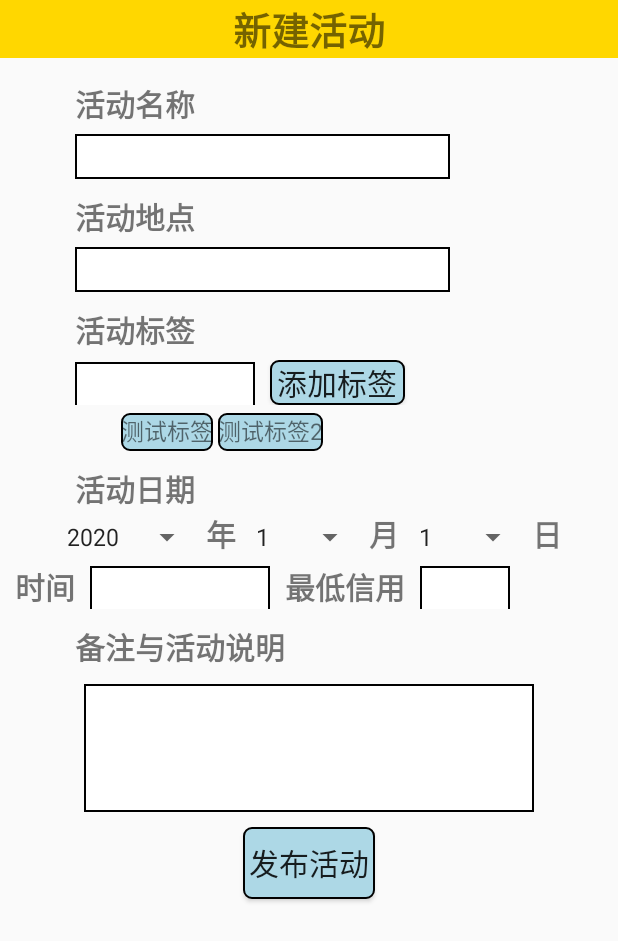
After one commit to xry224/AgileFinalWork, an Android app: the newEventActivity screen opened directly, with no data from a screen before it, on a phone screen of 412 x 824 dp. The commit adds this screen. Shown: the top 941 px of the screen. Run offline under Robolectric (Android 15) with nearby library versions, the phone set to English and light mode, and no system bars.

Commit message:
新建活动页面

```diff
--- a/src/main/AndroidManifest.xml
+++ b/src/main/AndroidManifest.xml
@@ -6,7 +6,8 @@
                  android:icon="@mipmap/ic_launcher"
                  android:roundIcon="@mipmap/ic_launcher_round"
                  android:supportsRtl="true"
-                 android:theme="@style/Theme.AppCompat.Light.NoActionBar" tools:ignore="GoogleAppIndexingWarning">
+                 android:theme="@style/AnimActivity"
+                 tools:ignore="GoogleAppIndexingWarning">
         <activity android:name="view.findNearby">
         </activity>
         <activity android:name="view.historyList">
@@ -25,5 +26,6 @@
             </intent-filter>
         </activity>
         <activity android:name="view.EventDetail"></activity>
+        <activity android:name="view.newEventActivity"></activity>
     </application>
 </manifest>
--- a/src/main/java/view/LoginActivity.java
+++ b/src/main/java/view/LoginActivity.java
@@ -50,15 +50,13 @@ public class LoginActivity extends Activity {
                 }
             }
         });
-        Button test = findViewById(R.id.newUser);
-        test.setOnClickListener(new View.OnClickListener() {
+        Button register = findViewById(R.id.newUser);
+        register.setOnClickListener(new View.OnClickListener() {
             @Override
             public void onClick(View v) {
-                Toast toast = Toast.makeText(LoginActivity.this, "请输入用户名和密码", Toast.LENGTH_SHORT);
+                Toast toast = Toast.makeText(LoginActivity.this, "注册新用户！", Toast.LENGTH_SHORT);
                 toast.setGravity(Gravity.CENTER, 0, 0);
                 toast.show();
-                Intent intent = new Intent(LoginActivity.this, MainActivity.class);
-                startActivity(intent);
             }
         });
     }
--- a/src/main/java/view/MainActivity.java
+++ b/src/main/java/view/MainActivity.java
@@ -65,8 +65,8 @@ public class MainActivity extends Activity {
                     }
                     case R.id.newEventButton:
                     {
-                        builder.setMessage("not yet");
-                        builder.create().show();
+                        intent = new Intent(MainActivity.this, newEventActivity.class);
+                        startActivity(intent);
                         break;
                     }
                     case R.id.findNearByButton:
--- a/src/main/java/view/findNearby.java
+++ b/src/main/java/view/findNearby.java
@@ -33,8 +33,8 @@ public class findNearby extends Activity {
                     }
                     case R.id.newEventButton:
                     {
-                        builder.setMessage("not yet");
-                        builder.create().show();
+                        intent = new Intent(findNearby.this, newEventActivity.class);
+                        startActivity(intent);
                         break;
                     }
                     case R.id.eventListButton:
--- a/src/main/java/view/historyList.java
+++ b/src/main/java/view/historyList.java
@@ -33,8 +33,8 @@ public class historyList extends Activity {
                     }
                     case R.id.newEventButton:
                     {
-                        builder.setMessage("not yet");
-                        builder.create().show();
+                        intent = new Intent(historyList.this, newEventActivity.class);
+                        startActivity(intent);
                         break;
                     }
                     case R.id.findNearByButton:
--- a/src/main/java/view/myAccount.java
+++ b/src/main/java/view/myAccount.java
@@ -74,9 +74,8 @@ public class myAccount extends Activity {
                     }
                     case R.id.newEventButton:
                     {
-                        System.out.println("new Event Pressed!");
-                        builder.setMessage("not yet");
-                        builder.create().show();
+                        intent = new Intent(myAccount.this, newEventActivity.class);
+                        startActivity(intent);
                         break;
                     }
                     case R.id.eventListButton:
--- a/src/main/java/view/newEvent.java
+++ /dev/null
@@ -1,15 +0,0 @@
-package view;
-
-import android.app.Activity;
-import android.os.Bundle;
-import androidx.appcompat.app.AppCompatActivity;
-import com.example.agile.R;
-
-public class newEvent extends Activity {
-    @Override
-    protected void onCreate(Bundle savedInstanceState) {
-        super.onCreate(savedInstanceState);
-        setContentView(R.layout.find_near);
-
-    }
-}
--- /dev/null
+++ b/src/main/java/view/newEventActivity.java
@@ -0,0 +1,33 @@
+package view;
+
+import android.app.Activity;
+import android.os.Bundle;
+import android.view.Gravity;
+import android.view.View;
+import android.widget.AdapterView;
+import android.widget.Spinner;
+import android.widget.Toast;
+import com.example.agile.R;
+
+public class newEventActivity extends Activity {
+    @Override
+    protected void onCreate(Bundle savedInstanceState) {
+        super.onCreate(savedInstanceState);
+        setContentView(R.layout.new_event);
+        initSpinner();
+    }
+    private void initSpinner() {
+        Spinner spinner = findViewById(R.id.year);
+        spinner.setOnItemSelectedListener(new AdapterView.OnItemSelectedListener() {
+            @Override
+            public void onItemSelected(AdapterView<?> parent, View view, int position, long id) {
+
+            }
+
+            @Override
+            public void onNothingSelected(AdapterView<?> parent) {
+
+            }
+        });
+    }
+}
--- /dev/null
+++ b/src/main/res/anim/anim_fade_in.xml
@@ -0,0 +1,6 @@
+<?xml version="1.0" encoding="utf-8"?>
+<set xmlns:android="http://schemas.android.com/apk/res/android">
+    <alpha android:interpolator="@android:anim/accelerate_decelerate_interpolator"
+           android:fromAlpha="0.0" android:toAlpha="1.0"
+           android:duration="300" />
+</set>
--- /dev/null
+++ b/src/main/res/anim/anim_fade_out.xml
@@ -0,0 +1,6 @@
+<?xml version="1.0" encoding="utf-8"?>
+<set xmlns:android="http://schemas.android.com/apk/res/android">
+    <translate android:interpolator="@android:anim/accelerate_decelerate_interpolator"
+               android:fromXDelta="0" android:toXDelta="0"
+               android:duration="300" />
+</set>
--- a/src/main/res/drawable/rectangle.xml
+++ b/src/main/res/drawable/rectangle.xml
@@ -6,7 +6,7 @@
     <!-- 边缘线条颜色 -->
     <stroke
             android:width="1dp"
-            android:color="@color/white" />
+            android:color="@color/black" />
     <!-- 圆角的幅度 -->
     <corners
             android:topLeftRadius="0dip"
--- /dev/null
+++ b/src/main/res/layout/new_event.xml
@@ -0,0 +1,173 @@
+<?xml version="1.0" encoding="utf-8"?>
+<LinearLayout xmlns:android="http://schemas.android.com/apk/res/android"
+              android:orientation="vertical"
+              android:layout_width="match_parent"
+              android:layout_height="match_parent">
+    <TextView android:layout_width="match_parent"
+              android:text="新建活动"
+              android:gravity="center"
+              android:background="@color/gold"
+              android:textSize="25sp"
+              android:textStyle="bold"
+              android:layout_height="wrap_content"/>
+    <TextView android:layout_width="wrap_content"
+              android:text="活动名称"
+              android:textSize="20sp"
+              android:textStyle="bold"
+              android:layout_marginStart="50dp"
+              android:layout_marginTop="15dp"
+              android:layout_height="wrap_content"/>
+    <EditText android:layout_width="250dp"
+              android:background="@drawable/rectangle"
+              android:id="@+id/newEventTile"
+              android:layout_marginStart="50dp"
+              android:layout_marginTop="5dp"
+              android:layout_height="30dp"/>
+
+    <TextView android:layout_width="wrap_content"
+              android:text="活动地点"
+              android:textSize="20sp"
+              android:textStyle="bold"
+              android:layout_marginStart="50dp"
+              android:layout_marginTop="10dp"
+              android:layout_height="wrap_content"/>
+    <EditText android:layout_width="250dp"
+              android:id="@+id/newEventLocation"
+              android:layout_marginStart="50dp"
+              android:layout_marginTop="5dp"
+              android:background="@drawable/rectangle"
+              android:layout_height="30dp"/>
+
+    <TextView android:layout_width="wrap_content"
+              android:text="活动标签"
+              android:textStyle="bold"
+              android:textSize="20sp"
+              android:layout_marginStart="50dp"
+              android:layout_marginTop="10dp"
+              android:layout_height="wrap_content"/>
+    <LinearLayout android:layout_width="match_parent"
+                  android:layout_marginTop="5dp"
+                  android:orientation="horizontal"
+                  android:layout_height="wrap_content">
+        <EditText android:layout_width="120dp"
+                  android:id="@+id/newEventLabel"
+                  android:background="@drawable/rectangle"
+                  android:layout_marginStart="50dp"
+                  android:layout_height="30dp"/>
+        <Button android:layout_width="90dp"
+                android:id="@+id/addLabel"
+                android:layout_marginStart="10dp"
+                android:textSize="20sp"
+                android:text="添加标签"
+                android:background="@drawable/shape"
+                android:layout_height="30dp"/>
+    </LinearLayout>
+    <entity.WarpLinearLayout android:layout_width="310dp"
+                             android:layout_marginTop="5dp"
+                             android:layout_gravity="center"
+                             android:id="@+id/labelList"
+                             android:layout_marginStart="30dp"
+                             android:layout_height="25dp">
+        <TextView android:layout_width="wrap_content"
+                  android:text="测试标签"
+                  android:textSize="15sp"
+                  android:background="@drawable/shape"
+                  android:layout_height="25dp"/>
+        <TextView android:layout_width="wrap_content"
+                  android:text="测试标签2"
+                  android:background="@drawable/shape"
+                  android:textSize="15sp"
+                  android:layout_height="25dp"/>
+    </entity.WarpLinearLayout>
+    <TextView android:layout_width="wrap_content"
+              android:text="活动日期"
+              android:textStyle="bold"
+              android:textSize="20sp"
+              android:layout_marginStart="50dp"
+              android:layout_marginTop="10dp"
+              android:layout_height="wrap_content"/>
+    <LinearLayout android:layout_width="wrap_content"
+                  android:layout_gravity="center"
+                  android:orientation="horizontal"
+                  android:layout_height="wrap_content">
+        <Spinner android:layout_width="wrap_content"
+                 android:id="@+id/year"
+                 android:entries="@array/year"
+                 android:layout_height="wrap_content"/>
+        <TextView android:layout_width="wrap_content"
+                  android:text="年"
+                  android:textStyle="bold"
+                  android:layout_marginStart="2dp"
+                  android:textSize="20sp"
+                  android:layout_height="wrap_content"/>
+        <Spinner android:layout_width="wrap_content"
+                 android:id="@+id/month"
+                 android:layout_marginStart="5dp"
+                 android:entries="@array/month"
+                 android:layout_height="wrap_content"/>
+        <TextView android:layout_width="wrap_content"
+                  android:text="月"
+                  android:textStyle="bold"
+                  android:layout_marginStart="2dp"
+                  android:textSize="20sp"
+                  android:layout_height="wrap_content"/>
+        <Spinner android:layout_width="wrap_content"
+                 android:id="@+id/day"
+                 android:layout_marginStart="5dp"
+                 android:entries="@array/day"
+                 android:layout_height="wrap_content"/>
+        <TextView android:layout_width="wrap_content"
+                  android:text="日"
+                  android:textStyle="bold"
+                  android:layout_marginStart="2dp"
+                  android:textSize="20sp"
+                  android:layout_height="wrap_content"/>
+    </LinearLayout>
+    <LinearLayout android:layout_width="wrap_content"
+                  android:layout_marginStart="10dp"
+                  android:orientation="horizontal"
+                  android:layout_marginTop="5dp"
+                  android:layout_height="wrap_content">
+        <TextView android:layout_width="wrap_content"
+                  android:text="时间"
+                  android:textStyle="bold"
+                  android:textSize="20sp"
+                  android:layout_height="wrap_content"/>
+        <EditText android:layout_width="120dp"
+                  android:id="@+id/newEventTime"
+                  android:background="@drawable/rectangle"
+                  android:layout_marginStart="10dp"
+                  android:layout_height="30dp"/>
+        <TextView android:layout_width="wrap_content"
+                  android:text="最低信用"
+                  android:textStyle="bold"
+                  android:layout_marginStart="10dp"
+                  android:textSize="20sp"
+                  android:layout_height="wrap_content"/>
+        <EditText android:layout_width="60dp"
+                  android:background="@drawable/rectangle"
+                  android:id="@+id/creditLimit"
+                  android:layout_marginStart="10dp"
+                  android:layout_height="30dp"/>
+    </LinearLayout>
+    <TextView android:layout_width="wrap_content"
+              android:layout_marginTop="10dp"
+              android:text="备注与活动说明"
+              android:textStyle="bold"
+              android:layout_marginStart="50dp"
+              android:textSize="20sp"
+              android:layout_height="wrap_content"/>
+    <EditText android:layout_width="300dp"
+              android:layout_marginTop="10dp"
+              android:id="@+id/newEventDes"
+              android:background="@drawable/rectangle"
+              android:layout_gravity="center"
+              android:layout_height="85dp"/>
+    <Button android:layout_width="wrap_content"
+            android:layout_gravity="center"
+            android:text="发布活动"
+            android:background="@drawable/shape"
+            android:textSize="20sp"
+            android:layout_marginTop="10dp"
+            android:layout_height="wrap_content"/>
+</LinearLayout>
--- /dev/null
+++ b/src/main/res/values/arrays.xml
@@ -0,0 +1,54 @@
+<?xml version="1.0" encoding="utf-8"?>
+<resources>
+    <string-array name="year">
+        <item>2020</item>
+        <item>2021</item>
+    </string-array>
+    <string-array name="month">
+        <item>1</item>
+        <item>2</item>
+        <item>3</item>
+        <item>4</item>
+        <item>5</item>
+        <item>6</item>
+        <item>7</item>
+        <item>8</item>
+        <item>9</item>
+        <item>10</item>
+        <item>11</item>
+        <item>12</item>
+    </string-array>
+    <string-array name="day">
+        <item>1</item>
+        <item>2</item>
+        <item>3</item>
+        <item>4</item>
+        <item>5</item>
+        <item>6</item>
+        <item>7</item>
+        <item>8</item>
+        <item>9</item>
+        <item>10</item>
+        <item>11</item>
+        <item>12</item>
+        <item>13</item>
+        <item>14</item>
+        <item>15</item>
+        <item>16</item>
+        <item>17</item>
+        <item>18</item>
+        <item>19</item>
+        <item>20</item>
+        <item>21</item>
+        <item>22</item>
+        <item>23</item>
+        <item>24</item>
+        <item>25</item>
+        <item>26</item>
+        <item>27</item>
+        <item>28</item>
+        <item>29</item>
+        <item>30</item>
+        <item>31</item>
+    </string-array>
+</resources>
--- a/src/main/res/values/styles.xml
+++ b/src/main/res/values/styles.xml
@@ -25,4 +25,17 @@
         <item name="vertical_Space">20dp</item>
         <item name="isFull">false</item>
     </style>
+
+    <!--activity 淡入淡出-->
+    <style name="AnimActivity" parent="Theme.AppCompat.Light.NoActionBar">
+        <item name="android:windowAnimationStyle">@style/anim_fade</item>
+        <item name="android:windowNoTitle">true</item>
+    </style>
+
+    <style name="anim_fade" parent="@android:style/Animation.Activity">
+        <item name="android:activityOpenEnterAnimation">@anim/anim_fade_in</item>
+        <item name="android:activityOpenExitAnimation">@anim/anim_fade_out</item>
+        <item name="android:activityCloseEnterAnimation">@anim/anim_fade_in</item>
+        <item name="android:activityCloseExitAnimation">@anim/anim_fade_out</item>
+    </style>
 </resources>
```
